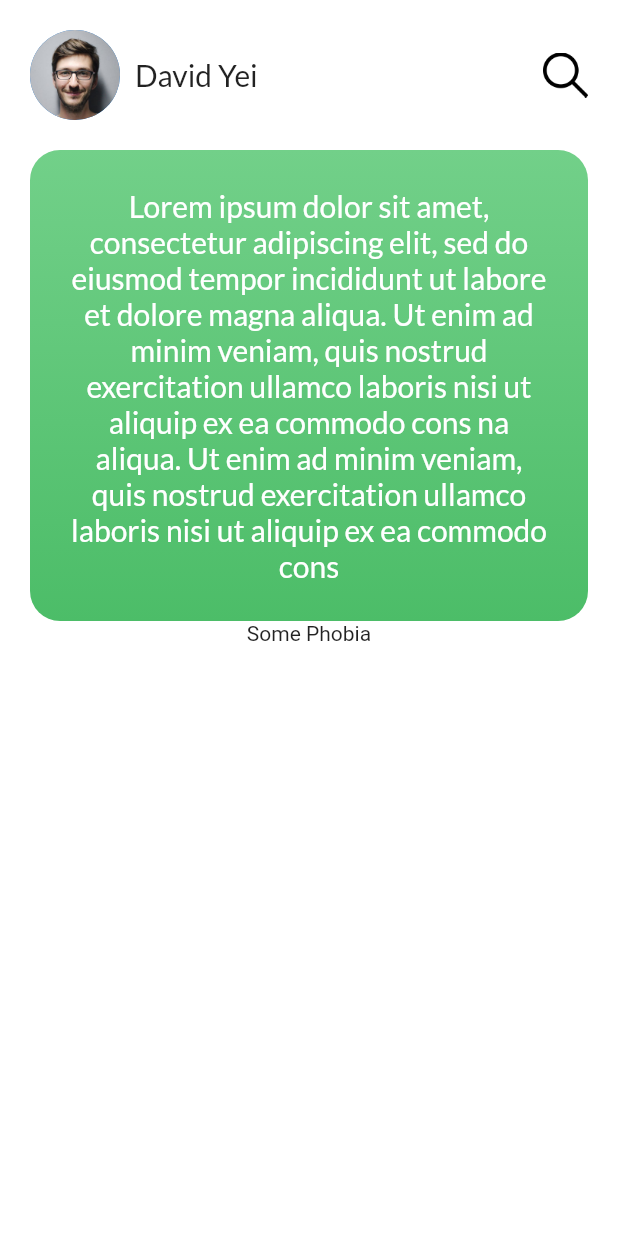
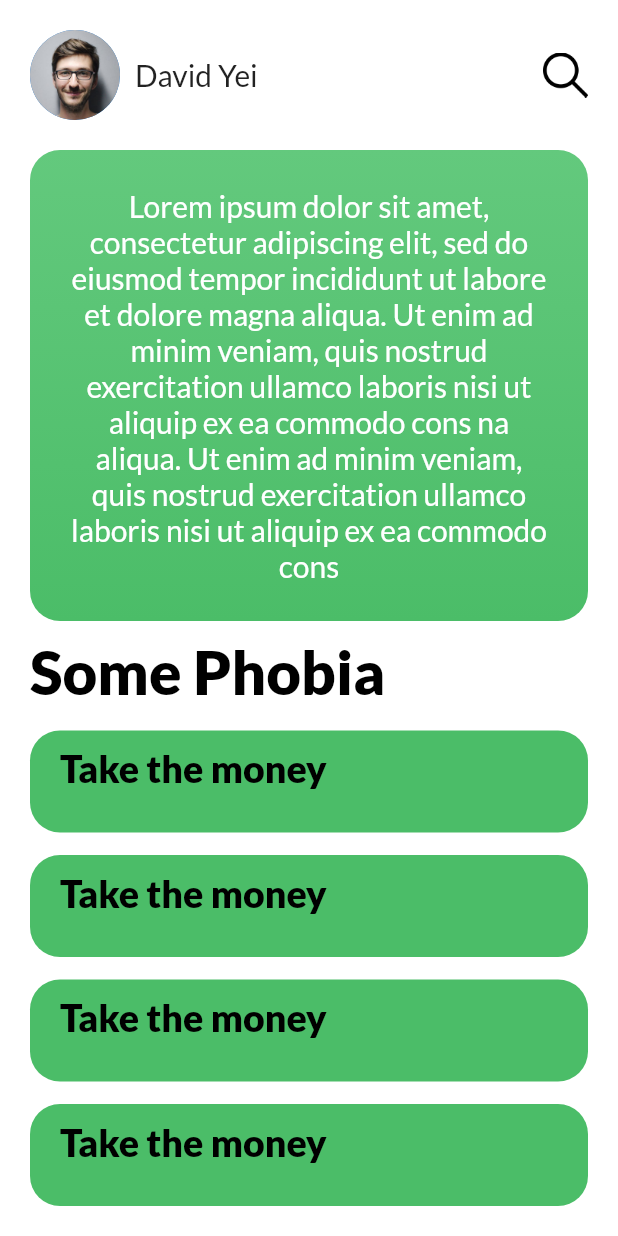
Before and after one commit to Isaac-Tong/selectionphobia-mobile, a Flutter app: the screen it shows after launch, on a phone screen of 412 x 824 dp. Run offline on Flutter 3.47's test engine with Material 2 defaults, Android fonts, the phone set to English and light mode, and no system bars.

Commit message:
choice UI completed.

```diff
--- a/lib/constants.dart
+++ b/lib/constants.dart
@@ -1,4 +1,4 @@
 import 'package:flutter/material.dart';
 
-const mainColor = Color(0xff4cbd68);
-const offsetColor = Color(0xff72d089);
+const mainColor = Color(0xff4bbd68);
+const offsetColor = Color(0xff63c97d);
--- a/lib/screens/choice_screen.dart
+++ b/lib/screens/choice_screen.dart
@@ -15,7 +15,7 @@ class _ChoiceScreenState extends State<ChoiceScreen> {
         child: Container(
           color: Colors.white,
           child: Padding(
-            padding: EdgeInsets.fromLTRB(20, 20, 20, 0),
+            padding: EdgeInsets.fromLTRB(20, 20, 20, 20),
             child: Column(
               children: <Widget>[
                 Row(
@@ -82,12 +82,154 @@ class _ChoiceScreenState extends State<ChoiceScreen> {
                     ),
                   ],
                 ),
-                Text(
-                    'Some Phobia',
-                  style: TextStyle(
+                SizedBox(
+                  height: 10,
+                ),
+                Row(
+                  mainAxisAlignment: MainAxisAlignment.start,
+                  children: <Widget>[
+                    Text(
+                      'Some Phobia',
+                      style: TextStyle(
+                        color: Colors.black,
+                        fontFamily: 'Lato',
+                        fontWeight: FontWeight.w900,
+                        fontSize: 40,
+                      ),
+                    ),
+                  ],
+                ),
+                Expanded(
+                  child: Padding(
+                    padding: EdgeInsets.fromLTRB(0, 15, 0, 0),
+                    child: Row(
+                      crossAxisAlignment: CrossAxisAlignment.stretch,
+                      children: <Widget>[
+                        Expanded(
+                          child: Container(
+                            decoration: BoxDecoration(
+                              color: mainColor,
+                              borderRadius: BorderRadius.all(Radius.circular(20)),
+                            ),
+                            child: Padding(
+                              padding: EdgeInsets.fromLTRB(20, 10, 10, 0),
+                              child: Text(
 
+                                'Take the money',
+                                style: TextStyle(
+
+                                  color: Colors.black,
+                                  fontFamily: 'Lato',
+                                  fontSize: 25,
+                                  fontWeight: FontWeight.w900,
+                                ),
+                              ),
+                            ),
+                          ),
+                        ),
+                      ],
+                    ),
                   ),
                 ),
+                Expanded(
+                  child: Padding(
+                    padding: EdgeInsets.fromLTRB(0, 15, 0, 0),
+                    child: Row(
+                      crossAxisAlignment: CrossAxisAlignment.stretch,
+                      children: <Widget>[
+                        Expanded(
+                          child: Container(
+                            decoration: BoxDecoration(
+                              color: mainColor,
+                              borderRadius: BorderRadius.all(Radius.circular(20)),
+                            ),
+                            child: Padding(
+                              padding: EdgeInsets.fromLTRB(20, 10, 10, 0),
+                              child: Text(
+
+                                'Take the money',
+                                style: TextStyle(
+
+                                  color: Colors.black,
+                                  fontFamily: 'Lato',
+                                  fontSize: 25,
+                                  fontWeight: FontWeight.w900,
+                                ),
+                              ),
+                            ),
+                          ),
+                        ),
+                      ],
+                    ),
+                  ),
+                ),
+                Expanded(
+                  child: Padding(
+                    padding: EdgeInsets.fromLTRB(0, 15, 0, 0),
+                    child: Row(
+                      crossAxisAlignment: CrossAxisAlignment.stretch,
+                      children: <Widget>[
+                        Expanded(
+                          child: Container(
+                            decoration: BoxDecoration(
+                              color: mainColor,
+                              borderRadius: BorderRadius.all(Radius.circular(20)),
+                            ),
+                            child: Padding(
+                              padding: EdgeInsets.fromLTRB(20, 10, 10, 0),
+                              child: Text(
+
+                                'Take the money',
+                                style: TextStyle(
+
+                                  color: Colors.black,
+                                  fontFamily: 'Lato',
+                                  fontSize: 25,
+                                  fontWeight: FontWeight.w900,
+                                ),
+                              ),
+                            ),
+                          ),
+                        ),
+                      ],
+                    ),
+                  ),
+                ),
+                Expanded(
+                  child: Padding(
+                    padding: EdgeInsets.fromLTRB(0, 15, 0, 0),
+                    child: Row(
+                      crossAxisAlignment: CrossAxisAlignment.stretch,
+                      children: <Widget>[
+                        Expanded(
+                          child: Container(
+                            decoration: BoxDecoration(
+                              color: mainColor,
+                              borderRadius: BorderRadius.all(Radius.circular(20)),
+                            ),
+                            child: Padding(
+                              padding: EdgeInsets.fromLTRB(20, 10, 10, 0),
+                              child: Text(
+
+                                'Take the money',
+                                style: TextStyle(
+
+                                  color: Colors.black,
+                                  fontFamily: 'Lato',
+                                  fontSize: 25,
+                                  fontWeight: FontWeight.w900,
+                                ),
+                              ),
+                            ),
+                          ),
+                        ),
+                      ],
+                    ),
+                  ),
+                ),
+
+
+
               ],
             ),
           ),
```
